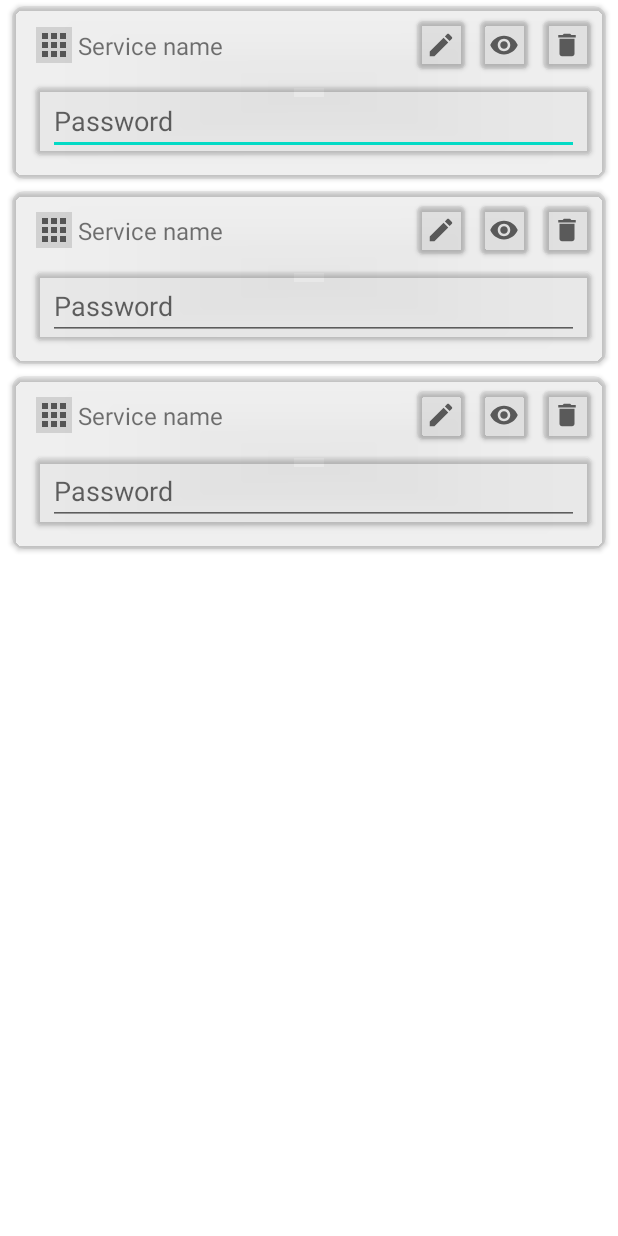
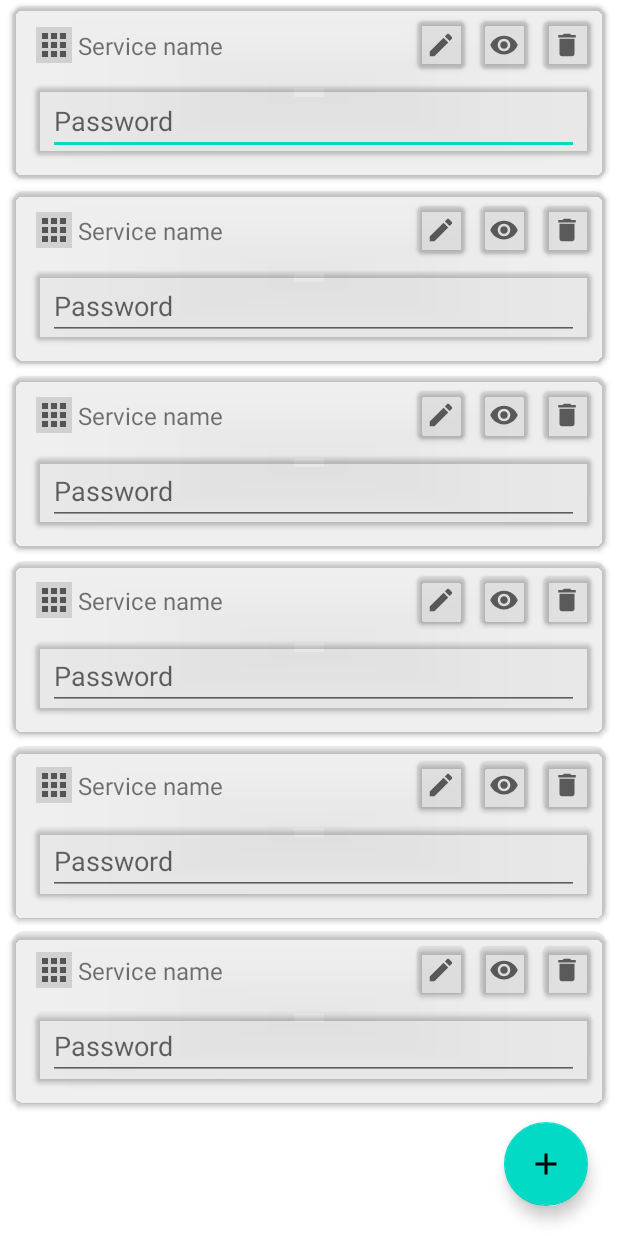
Before and after one commit to Vaishnav-Kanhirathingal/Save-Pass, an Android app: the layout fragment_pass_list.xml on its own in the app's theme, with its tools: preview values and no code run, on a phone screen of 412 x 824 dp. Run offline under Robolectric (Android 15) with nearby library versions, the phone set to English and light mode, and no system bars.

Commit message:
passwordApplication added

```diff
--- a/app/build.gradle
+++ b/app/build.gradle
@@ -52,4 +52,8 @@ dependencies {
     implementation "androidx.room:room-runtime:$room_version"
     kapt "androidx.room:room-compiler:$room_version"
     implementation "androidx.room:room-ktx:$room_version"
+
+    // Lifecycle libraries
+    implementation "androidx.lifecycle:lifecycle-viewmodel-ktx:$lifecycle_version"
+    implementation "androidx.lifecycle:lifecycle-livedata-ktx:$lifecycle_version"
 }
--- a/app/src/main/AndroidManifest.xml
+++ b/app/src/main/AndroidManifest.xml
@@ -3,6 +3,7 @@
     package="com.kenetic.savepass">
 
     <application
+        android:name=".password.PasswordApplication"
         android:allowBackup="true"
         android:icon="@mipmap/ic_launcher"
         android:label="@string/app_name"
--- /dev/null
+++ b/app/src/main/res/drawable/add_fab_icon_40.xml
@@ -0,0 +1,5 @@
+<vector android:height="40dp" android:tint="?attr/colorControlNormal"
+    android:viewportHeight="24" android:viewportWidth="24"
+    android:width="40dp" xmlns:android="http://schemas.android.com/apk/res/android">
+    <path android:fillColor="@android:color/white" android:pathData="M19,13h-6v6h-2v-6H5v-2h6V5h2v6h6v2z"/>
+</vector>
--- a/app/src/main/res/layout/fragment_pass_list.xml
+++ b/app/src/main/res/layout/fragment_pass_list.xml
@@ -7,9 +7,19 @@
     tools:context=".fragments.PassListFragment">
 
     <androidx.recyclerview.widget.RecyclerView
-        tools:listitem="@layout/pass_list"
         android:id="@+id/password_recycler_view"
         android:layout_width="match_parent"
-        android:layout_height="match_parent" />
+        android:layout_height="match_parent"
+        tools:itemCount="6"
+        tools:listitem="@layout/pass_list" />
+
+    <com.google.android.material.floatingactionbutton.FloatingActionButton
+        android:id="@+id/add_fab"
+        android:layout_width="wrap_content"
+        android:layout_height="wrap_content"
+        android:layout_margin="20dp"
+        android:src="@drawable/add_fab_icon_40"
+        app:layout_constraintBottom_toBottomOf="parent"
+        app:layout_constraintRight_toRightOf="parent" />
 
 </androidx.constraintlayout.widget.ConstraintLayout>
--- a/build.gradle
+++ b/build.gradle
@@ -1,7 +1,8 @@
 // Top-level build file where you can add configuration options common to all sub-projects/modules.
 buildscript {
     ext {
-        room_version = '2.3.0'
+        room_version = '2.4.0'
+        lifecycle_version = '2.4.0'
     }
     repositories {
         google()
```
Also changed, not shown: app/src/main/java/com/kenetic/savepass/fragments/PassListFragment.kt (+16 -1 lines), app/src/main/java/com/kenetic/savepass/password/PasswordApplication.kt (added, +9 -0 lines), app/src/main/java/com/kenetic/savepass/password/PasswordViewModel.kt (+35 -1 lines).
